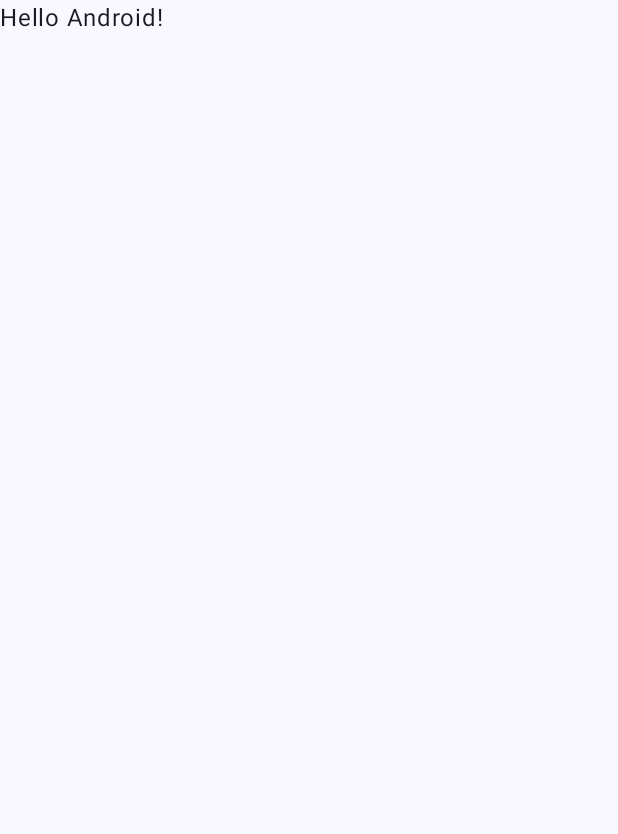
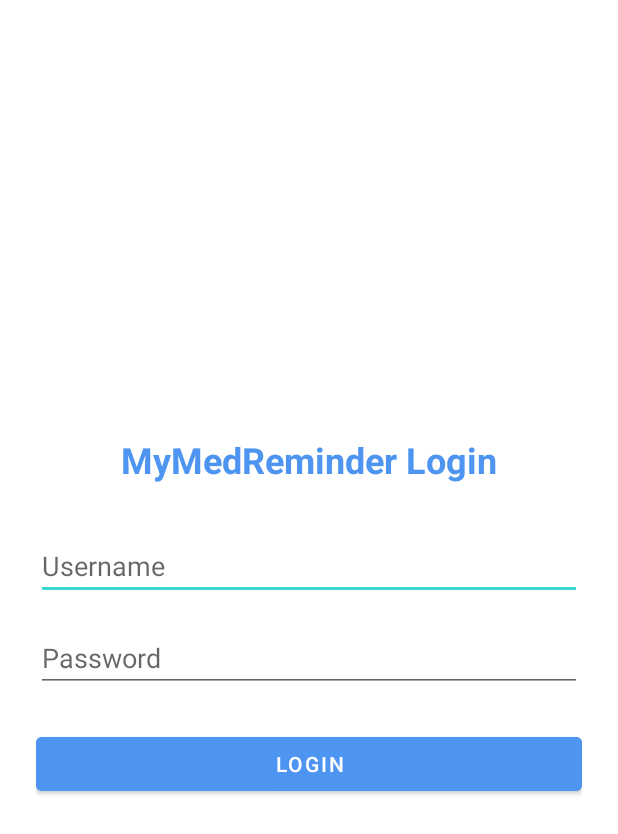
Before and after one commit to Keekkii/MyMedReminder, an Android app built with Jetpack Compose: the screen it shows after launch (MainActivity before the commit, LoginActivity after it), on a phone screen of 412 x 824 dp. Before the commit the part shown is almost empty. Shown: the top 834 px of the screen. Run offline under Robolectric (Android 15) with nearby library versions, the phone set to English and light mode, and no system bars.

Commit message:
Login radi

```diff
--- a/app/build.gradle.kts
+++ b/app/build.gradle.kts
@@ -49,6 +49,9 @@
     implementation(libs.androidx.ui.graphics)
     implementation(libs.androidx.ui.tooling.preview)
     implementation(libs.androidx.material3)
+    implementation(libs.androidx.appcompat)
+    implementation(libs.material)
+    implementation(libs.androidx.activity)
     testImplementation(libs.junit)
     androidTestImplementation(libs.androidx.junit)
     androidTestImplementation(libs.androidx.espresso.core)
--- /dev/null
+++ b/app/src/main/java/com/example/mymedreminder/LoginActivity.java
@@ -0,0 +1,39 @@
+package com.example.mymedreminder;
+
+import android.content.Intent;
+import android.os.Bundle;
+import android.widget.Button;
+import android.widget.EditText;
+import android.widget.Toast;
+import androidx.appcompat.app.AppCompatActivity;
+
+public class LoginActivity extends AppCompatActivity {
+
+    EditText username, password;
+    Button loginButton;
+
+    @Override
+    protected void onCreate(Bundle savedInstanceState) {
+        super.onCreate(savedInstanceState);
+        setContentView(R.layout.activity_login);
+
+        username = findViewById(R.id.username);
+        password = findViewById(R.id.password);
+        loginButton = findViewById(R.id.loginButton);
+
+        loginButton.setOnClickListener(v -> {
+            String user = username.getText().toString().trim();
+            String pass = password.getText().toString().trim();
+
+            if (user.equals("admin") && pass.equals("admin123")) {
+                Toast.makeText(LoginActivity.this, "Login successful!", Toast.LENGTH_SHORT).show();
+                // Go to MainActivity
+                Intent intent = new Intent(LoginActivity.this, MainActivity.class);
+                startActivity(intent);
+                finish(); // Optional: close LoginActivity so user can't go back
+            } else {
+                Toast.makeText(LoginActivity.this, "Invalid username or password", Toast.LENGTH_SHORT).show();
+            }
+        });
+    }
+}
--- a/app/src/main/res/values/themes.xml
+++ b/app/src/main/res/values/themes.xml
@@ -1,5 +1,25 @@
 <?xml version="1.0" encoding="utf-8"?>
 <resources>
+    <!-- App theme using Material Components and NoActionBar -->
+    <style name="Theme.MyMedReminder" parent="Theme.MaterialComponents.DayNight.NoActionBar">
+        <!-- Primary brand color -->
+        <item name="colorPrimary">@color/primaryColor</item>
+        <item name="colorOnPrimary">@color/backgroundColor</item>
 
-    <style name="Theme.MyMedReminder" parent="android:Theme.Material.Light.NoActionBar" />
+        <!-- Secondary brand color -->
+        <item name="colorSecondary">@color/buttonColor</item>
+        <item name="colorOnSecondary">@color/backgroundColor</item>
+
+        <!-- Background and surface -->
+        <item name="android:windowBackground">@color/backgroundColor</item>
+        <item name="colorSurface">@color/backgroundColor</item>
+        <item name="colorOnSurface">@color/textColor</item>
+
+        <!-- Error color -->
+        <item name="colorError">@android:color/holo_red_light</item>
+        <item name="colorOnError">@color/backgroundColor</item>
+
+        <!-- Customize as needed -->
+        <item name="android:textColor">@color/textColor</item>
+    </style>
 </resources>
--- a/gradle/libs.versions.toml
+++ b/gradle/libs.versions.toml
@@ -8,6 +8,9 @@
 lifecycleRuntimeKtx = "2.8.7"
 activityCompose = "1.10.1"
 composeBom = "2024.09.00"
+appcompat = "1.7.0"
+material = "1.12.0"
+activity = "1.10.1"
 
 [libraries]
 androidx-core-ktx = { group = "androidx.core", name = "core-ktx", version.ref = "coreKtx" }
@@ -24,6 +27,9 @@
 androidx-ui-test-manifest = { group = "androidx.compose.ui", name = "ui-test-manifest" }
 androidx-ui-test-junit4 = { group = "androidx.compose.ui", name = "ui-test-junit4" }
 androidx-material3 = { group = "androidx.compose.material3", name = "material3" }
+androidx-appcompat = { group = "androidx.appcompat", name = "appcompat", version.ref = "appcompat" }
+material = { group = "com.google.android.material", name = "material", version.ref = "material" }
+androidx-activity = { group = "androidx.activity", name = "activity", version.ref = "activity" }
 
 [plugins]
 android-application = { id = "com.android.application", version.ref = "agp" }
```
Also changed, not shown: app/src/main/AndroidManifest.xml (+8 -6 lines).
